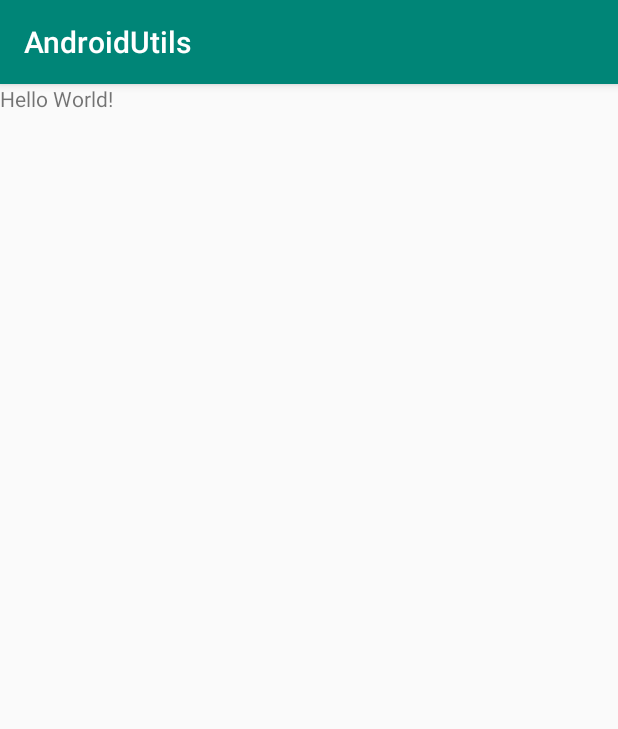
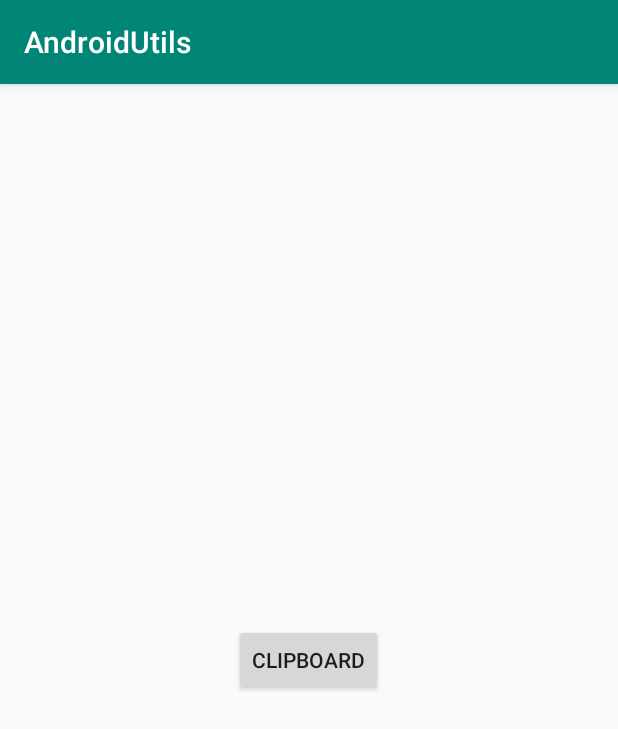
Before and after one commit to espeo/AndroidUtils, an Android app: the screen it shows after launch (MainActivity), on a phone screen of 412 x 824 dp. Shown: the top 729 px of the screen. Run offline under Robolectric (Android 15) with nearby library versions, the phone set to English and light mode, and no system bars.

Commit message:
Fixed crash when user copies empty clipboard

```diff
--- a/androidutils/src/main/java/eu/espeo/androidutils/miscellaneous/ClipboardUtils.kt
+++ b/androidutils/src/main/java/eu/espeo/androidutils/miscellaneous/ClipboardUtils.kt
@@ -18,11 +18,7 @@ object ClipboardUtils {
 
     fun getFirstItemFromClipboard(context: Context): String? {
         val clipboardManager = context.getSystemService<ClipboardManager>()!!
-        return if (clipboardManager.hasPrimaryClip()) {
-            clipboardManager.primaryClip!!.getItemAt(0).text.toString()
-        } else {
-            null
-        }
+        return clipboardManager.primaryClip?.getItemAt(0)?.text?.toString()
     }
 
     fun setEmptyClipboard(context: Context) {
--- a/app/src/main/java/eu/espeo/app/MainActivity.kt
+++ b/app/src/main/java/eu/espeo/app/MainActivity.kt
@@ -1,12 +1,15 @@
 package eu.espeo.app
 
 import android.os.Bundle
+import android.widget.Button
 import android.widget.Toast
 import androidx.appcompat.app.AppCompatActivity
 import androidx.lifecycle.MutableLiveData
 import eu.espeo.androidutils.extensions.observeData
 import eu.espeo.androidutils.extensions.observeOptional
+import eu.espeo.androidutils.extensions.toStringOrEmpty
 import eu.espeo.androidutils.live.data.LiveEvent
+import eu.espeo.androidutils.miscellaneous.ClipboardUtils
 
 class MainActivity : AppCompatActivity() {
 
@@ -16,8 +19,15 @@ class MainActivity : AppCompatActivity() {
     override fun onCreate(savedInstanceState: Bundle?) {
         super.onCreate(savedInstanceState)
         setContentView(R.layout.activity_main)
+        findViewById<Button>(R.id.clipboardButton).setOnClickListener { onClipboardClicked() }
         liveData.observeOptional(this) { onAction() }
         liveData2.observeData(this, this::onAction2)
+    }
+
+    private fun onClipboardClicked() {
+        val item = ClipboardUtils.getFirstItemFromClipboard(this)
+        Toast.makeText(this, item.toString(), Toast.LENGTH_LONG).show()
+
     }
 
     private fun onAction() {
--- a/app/src/main/res/layout/activity_main.xml
+++ b/app/src/main/res/layout/activity_main.xml
@@ -5,9 +5,11 @@
         android:layout_height="match_parent"
         tools:context=".MainActivity">
 
-    <TextView
+    <Button
+            android:id="@+id/clipboardButton"
             android:layout_width="wrap_content"
             android:layout_height="wrap_content"
-            android:text="Hello World!" />
+            android:layout_gravity="center"
+            android:text="Clipboard" />
 
 </FrameLayout>
```
